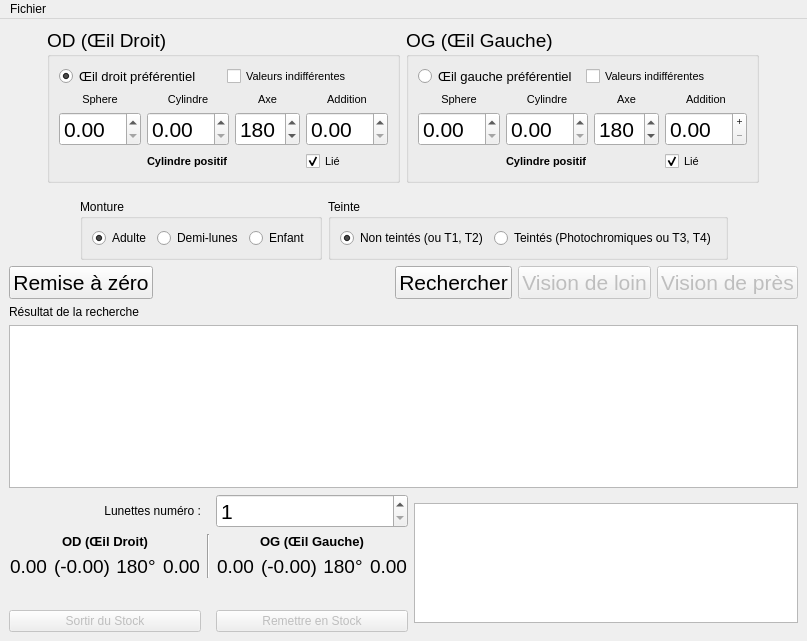
First picture: the form in search.ui, repository Oripy/Oryx, before the edit.
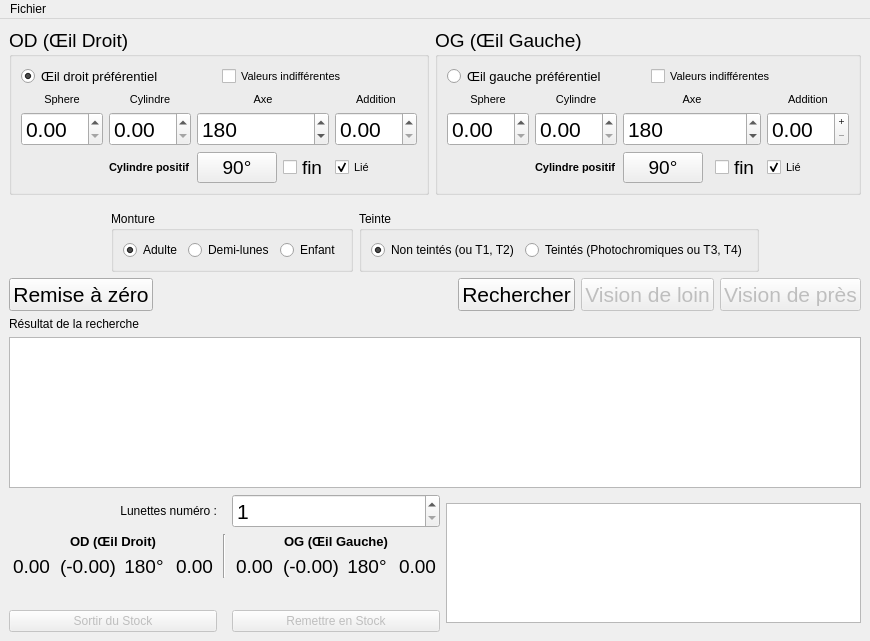
Second picture: the form after the edit. Icons and pictures are not drawn. Custom widgets are drawn as their Qt base class.

Commit message: Add stock colors, 90° button and duration of licenses

```diff
--- a/search.ui
+++ b/search.ui
@@ -64,75 +64,6 @@
           <layout class="QGridLayout" name="gridLayout_7">
            <item row="4" column="0">
             <layout class="QGridLayout" name="rightEyeLayout">
-             <item row="0" column="0">
-              <widget class="QLabel" name="label_2">
-               <property name="font">
-                <font>
-                 <pointsize>8</pointsize>
-                </font>
-               </property>
-               <property name="text">
-                <string>Sphere</string>
-               </property>
-               <property name="alignment">
-                <set>Qt::AlignCenter</set>
-               </property>
-              </widget>
-             </item>
-             <item row="0" column="3">
-              <widget class="QLabel" name="label_5">
-               <property name="font">
-                <font>
-                 <pointsize>8</pointsize>
-                </font>
-               </property>
-               <property name="text">
-                <string>Addition</string>
-               </property>
-               <property name="alignment">
-                <set>Qt::AlignCenter</set>
-               </property>
-              </widget>
-             </item>
-             <item row="0" column="2">
-              <widget class="QLabel" name="label_4">
-               <property name="font">
-                <font>
-                 <pointsize>8</pointsize>
-                </font>
-               </property>
-               <property name="text">
-                <string>Axe</string>
-               </property>
-               <property name="alignment">
-                <set>Qt::AlignCenter</set>
-               </property>
-              </widget>
-             </item>
-             <item row="1" column="2">
-              <widget class="angleSpinBox" name="rAxisSpin">
-               <property name="font">
-                <font>
-                 <pointsize>16</pointsize>
-                </font>
-               </property>
-               <property name="wrapping">
-                <bool>true</bool>
-               </property>
-               <property name="minimum">
-                <number>5</number>
-               </property>
-               <property name="maximum">
-                <number>180</number>
-               </property>
-               <property name="singleStep">
-                <number>5</number>
-               </property>
-               <property name="value">
-                <number>180</number>
-               </property>
-              </widget>
-             </item>
              <item row="0" column="1">
               <widget class="QLabel" name="label_3">
                <property name="font">
@@ -148,31 +79,34 @@
                </property>
               </widget>
              </item>
-             <item row="2" column="3">
-              <widget class="QCheckBox" name="rLinkCheckbox">
+             <item row="0" column="4">
+              <widget class="QLabel" name="label_5">
                <property name="font">
                 <font>
                  <pointsize>8</pointsize>
                 </font>
                </property>
-               <property name="focusPolicy">
-                <enum>Qt::ClickFocus</enum>
-               </property>
                <property name="text">
-                <string>Lié</string>
+                <string>Addition</string>
                </property>
-               <property name="checked">
-                <bool>true</bool>
+               <property name="alignment">
+                <set>Qt::AlignCenter</set>
                </property>
               </widget>
              </item>
-             <item row="1" column="3">
-              <widget class="dotSpinBox" name="rAddSpin">
+             <item row="0" column="0">
+              <widget class="QLabel" name="label_2">
                <property name="font">
                 <font>
-                 <pointsize>16</pointsize>
+                 <pointsize>8</pointsize>
                 </font>
                </property>
+               <property name="text">
+                <string>Sphere</string>
+               </property>
+               <property name="alignment">
+                <set>Qt::AlignCenter</set>
+               </property>
               </widget>
              </item>
              <item row="1" column="1">
@@ -184,6 +118,24 @@
                </property>
               </widget>
              </item>
+             <item row="2" column="4">
+              <widget class="QCheckBox" name="rLinkCheckbox">
+               <property name="font">
+                <font>
+                 <pointsize>8</pointsize>
+                </font>
+               </property>
+               <property name="focusPolicy">
+                <enum>Qt::ClickFocus</enum>
+               </property>
+               <property name="text">
+                <string>Lié</string>
+               </property>
+               <property name="checked">
+                <bool>true</bool>
+               </property>
+              </widget>
+             </item>
              <item row="1" column="0">
               <widget class="dotSpinBox" name="rSphereSpin">
                <property name="font">
@@ -210,6 +162,74 @@
                </property>
               </widget>
              </item>
+             <item row="1" column="4">
+              <widget class="dotSpinBox" name="rAddSpin">
+               <property name="font">
+                <font>
+                 <pointsize>16</pointsize>
+                </font>
+               </property>
+              </widget>
+             </item>
+             <item row="2" column="3">
+              <widget class="QCheckBox" name="rFineCheckbox">
+               <property name="text">
+                <string>fin</string>
+               </property>
+              </widget>
+             </item>
+             <item row="1" column="2" colspan="2">
+              <widget class="angleSpinBox" name="rAxisSpin">
+               <property name="font">
+                <font>
+                 <pointsize>16</pointsize>
+                </font>
+               </property>
+               <property name="wrapping">
+                <bool>true</bool>
+               </property>
+               <property name="minimum">
+                <number>5</number>
+               </property>
+               <property name="maximum">
+                <number>180</number>
+               </property>
+               <property name="singleStep">
+                <number>5</number>
+               </property>
+               <property name="value">
+                <number>180</number>
+               </property>
+              </widget>
+             </item>
+             <item row="0" column="2" colspan="2">
+              <widget class="QLabel" name="label_4">
+               <property name="font">
+                <font>
+                 <pointsize>8</pointsize>
+                </font>
+               </property>
+               <property name="text">
+                <string>Axe</string>
+               </property>
+               <property name="alignment">
+                <set>Qt::AlignCenter</set>
+               </property>
+              </widget>
+             </item>
+             <item row="2" column="2">
+              <widget class="QPushButton" name="r90Button">
+               <property name="sizePolicy">
+                <sizepolicy hsizetype="Minimum" vsizetype="Fixed">
+                 <horstretch>0</horstretch>
+                 <verstretch>0</verstretch>
+                </sizepolicy>
+               </property>
+               <property name="text">
+                <string>90°</string>
+               </property>
+              </widget>
+             </item>
             </layout>
            </item>
            <item row="1" column="0">
@@ -268,16 +288,7 @@
           <layout class="QGridLayout" name="gridLayout_8">
            <item row="2" column="0">
             <layout class="QGridLayout" name="leftEyeLayout">
-             <item row="1" column="1">
-              <widget class="negativeZeroSpinBox" name="lCylSpin">
-               <property name="font">
-                <font>
-                 <pointsize>16</pointsize>
-                </font>
-               </property>
-              </widget>
-             </item>
-             <item row="1" column="3">
+             <item row="1" column="5">
               <widget class="dotSpinBox" name="lAddSpin">
                <property name="font">
                 <font>
@@ -289,7 +300,7 @@
                </property>
               </widget>
              </item>
-             <item row="2" column="3">
+             <item row="2" column="5">
               <widget class="QCheckBox" name="lLinkCheckbox">
                <property name="font">
                 <font>
@@ -307,33 +318,12 @@
                </property>
               </widget>
              </item>
-             <item row="0" column="2">
-              <widget class="QLabel" name="label_8">
+             <item row="1" column="1">
+              <widget class="negativeZeroSpinBox" name="lCylSpin">
                <property name="font">
                 <font>
-                 <pointsize>8</pointsize>
+                 <pointsize>16</pointsize>
                 </font>
-               </property>
-               <property name="text">
-                <string>Axe</string>
-               </property>
-               <property name="alignment">
-                <set>Qt::AlignCenter</set>
-               </property>
-              </widget>
-             </item>
-             <item row="0" column="0">
-              <widget class="QLabel" name="label_6">
-               <property name="font">
-                <font>
-                 <pointsize>8</pointsize>
-                </font>
-               </property>
-               <property name="text">
-                <string>Sphere</string>
-               </property>
-               <property name="alignment">
-                <set>Qt::AlignCenter</set>
                </property>
               </widget>
              </item>
@@ -352,7 +342,7 @@
                </property>
               </widget>
              </item>
-             <item row="0" column="3">
+             <item row="0" column="5">
               <widget class="QLabel" name="label_7">
                <property name="font">
                 <font>
@@ -376,27 +366,18 @@
                </property>
               </widget>
              </item>
-             <item row="1" column="2">
-              <widget class="angleSpinBox" name="lAxisSpin">
+             <item row="0" column="0">
+              <widget class="QLabel" name="label_6">
                <property name="font">
                 <font>
-                 <pointsize>16</pointsize>
+                 <pointsize>8</pointsize>
                 </font>
                </property>
-               <property name="wrapping">
-                <bool>true</bool>
+               <property name="text">
+                <string>Sphere</string>
                </property>
-               <property name="minimum">
-                <number>5</number>
-               </property>
-               <property name="maximum">
-                <number>180</number>
-               </property>
-               <property name="singleStep">
-                <number>5</number>
-               </property>
-               <property name="value">
-                <number>180</number>
+               <property name="alignment">
+                <set>Qt::AlignCenter</set>
                </property>
               </widget>
              </item>
@@ -417,6 +398,65 @@
                </property>
               </widget>
              </item>
+             <item row="2" column="2">
+              <widget class="QPushButton" name="l90Button">
+               <property name="sizePolicy">
+                <sizepolicy hsizetype="Minimum" vsizetype="Fixed">
+                 <horstretch>0</horstretch>
+                 <verstretch>0</verstretch>
+                </sizepolicy>
+               </property>
+               <property name="text">
+                <string>90°</string>
+               </property>
+              </widget>
+             </item>
+             <item row="2" column="4">
+              <widget class="QCheckBox" name="lFineCheckbox">
+               <property name="text">
+                <string>fin</string>
+               </property>
+              </widget>
+             </item>
+             <item row="1" column="2" colspan="3">
+              <widget class="angleSpinBox" name="lAxisSpin">
+               <property name="font">
+                <font>
+                 <pointsize>16</pointsize>
+                </font>
+               </property>
+               <property name="wrapping">
+                <bool>true</bool>
+               </property>
+               <property name="minimum">
+                <number>5</number>
+               </property>
+               <property name="maximum">
+                <number>180</number>
+               </property>
+               <property name="singleStep">
+                <number>5</number>
+               </property>
+               <property name="value">
+                <number>180</number>
+               </property>
+              </widget>
+             </item>
+             <item row="0" column="2" colspan="3">
+              <widget class="QLabel" name="label_8">
+               <property name="font">
+                <font>
+                 <pointsize>8</pointsize>
+                </font>
+               </property>
+               <property name="text">
+                <string>Axe</string>
+               </property>
+               <property name="alignment">
+                <set>Qt::AlignCenter</set>
+               </property>
+              </widget>
+             </item>
             </layout>
            </item>
            <item row="0" column="0">
@@ -1071,7 +1111,7 @@
      <x>0</x>
      <y>0</y>
      <width>807</width>
-     <height>21</height>
+     <height>18</height>
     </rect>
    </property>
    <widget class="QMenu" name="fileMenu">
```
The commit also changes 7 other files.
